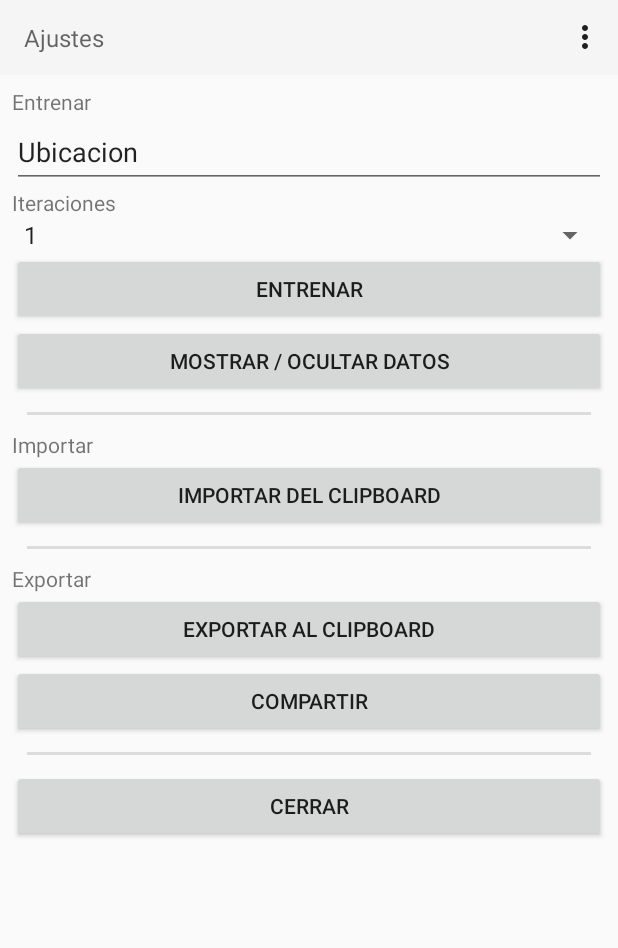
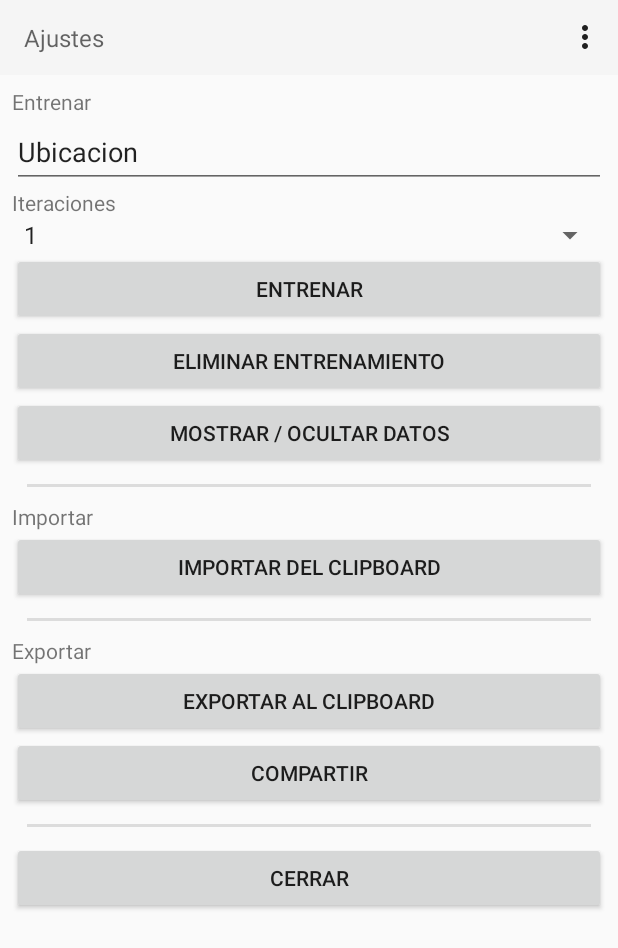
Before and after one commit to gabiOllier/proyecto-UPA, an Android app: the screen it shows after launch (MainActivity), in the options menu, after a tap on "Ajustes", on a phone screen of 412 x 824 dp. Shown: the top 948 px of the screen. Run offline under Robolectric (Android 15) with nearby library versions, the phone set to English and light mode, and no system bars.

Commit message:
Vaciado del training set

```diff
--- a/app/src/main/java/ar/edu/info/lidi/upa/MainActivity.java
+++ b/app/src/main/java/ar/edu/info/lidi/upa/MainActivity.java
@@ -1,6 +1,7 @@
 package ar.edu.info.lidi.upa;
 
 
+import androidx.appcompat.app.AlertDialog;
 import androidx.appcompat.app.AppCompatActivity;
 import androidx.appcompat.widget.Toolbar;
 import androidx.core.app.ActivityCompat;
@@ -45,6 +46,7 @@ public class MainActivity extends AppCompatActivity implements ProcessCompletedC
     Toolbar toolbar;
     Button dondeEstoyButton;
     Button entrenarButton;
+    Button eliminarButton;
     Button cerrarButton;
     Button exportarAlClipboardButton;
     Button importarDelClipboardButton;
@@ -85,6 +87,7 @@ public class MainActivity extends AppCompatActivity implements ProcessCompletedC
 
         dondeEstoyButton = findViewById(R.id.dondeEstoyButton);
         entrenarButton = findViewById(R.id.entrenarButton);
+        eliminarButton = findViewById(R.id.eliminarButton);
         exportarAlClipboardButton = findViewById(R.id.exportartAlClipboardButton);
         importarDelClipboardButton = findViewById(R.id.importarDelClipboardButton);
         compartir = findViewById(R.id.compartir);
@@ -121,6 +124,7 @@ public class MainActivity extends AppCompatActivity implements ProcessCompletedC
         cerrarButton.setOnClickListener(v -> goAssistState());
         dondeEstoyButton.setOnClickListener(v -> estimateLocation());
         entrenarButton.setOnClickListener(v -> startTraining());
+        eliminarButton.setOnClickListener(v -> deleteTraining());
         exportarAlClipboardButton.setOnClickListener(v -> exportToClipboard());
         importarDelClipboardButton.setOnClickListener(v -> importFromClipboard());
         compartir.setOnClickListener(v -> share());
@@ -200,6 +204,17 @@ public class MainActivity extends AppCompatActivity implements ProcessCompletedC
         status("Entrenando...");
         train();
     }
+
+    public void deleteTraining() {
+        AlertDialog dialog = new AlertDialog.Builder(this)
+                .setTitle("Confirmacion")
+                .setMessage("¿Estas seguro de que deseas eliminar?")
+                .setPositiveButton("Aceptar", (aDialog, which) -> posAssist.emptyTrainingSet())
+                .setNegativeButton("Cancelar", (aDialog, which) -> {})
+                .create();
+        dialog.show();
+    }
+
     /** Entrenar ubicacion */
     public void train() {
         posAssist.train(getBaseContext(), ubicacionEditText.getText().toString(), this);
--- a/app/src/main/java/ar/edu/info/lidi/upa/assist/PositionAssistanceInterface.java
+++ b/app/src/main/java/ar/edu/info/lidi/upa/assist/PositionAssistanceInterface.java
@@ -3,8 +3,6 @@ package ar.edu.info.lidi.upa.assist;
 import android.content.Context;
 
 import ar.edu.info.lidi.upa.common.Observer;
-import ar.edu.info.lidi.upa.exception.NoLocationAvailableException;
-import ar.edu.info.lidi.upa.exception.TrainingProcessingException;
 import ar.edu.info.lidi.upa.model.TrainingSet;
 
 public interface PositionAssistanceInterface {
@@ -34,5 +32,14 @@ public interface PositionAssistanceInterface {
      */
     void setTrainingSet(TrainingSet ts);
 
+    /**
+     * Eliminacion de datos de entrenamiento
+     */
+    void emptyTrainingSet();
+
+    /**
+     * Observer del modelo de entrenamiento
+     * @param o observer
+     */
     void addObserver(Observer o);
 }
--- a/app/src/main/java/ar/edu/info/lidi/upa/assist/WiFiPositionAssistanceImpl.java
+++ b/app/src/main/java/ar/edu/info/lidi/upa/assist/WiFiPositionAssistanceImpl.java
@@ -164,6 +164,12 @@ public class WiFiPositionAssistanceImpl implements PositionAssistanceInterface {
         notifyObservers();
     }
 
+    @Override
+    public void emptyTrainingSet() {
+        trainingSet = new TrainingSet();
+        notifyObservers();
+    }
+
     public void notifyObservers() {
         observers.forEach(o -> o.update());
     }
--- a/app/src/main/res/layout/activity_main.xml
+++ b/app/src/main/res/layout/activity_main.xml
@@ -98,6 +98,12 @@
                     android:text="@string/entrenar" />
 
                 <Button
+                    android:id="@+id/eliminarButton"
+                    android:layout_width="match_parent"
+                    android:layout_height="wrap_content"
+                    android:text="@string/eliminar" />
+
+                <Button
                     android:id="@+id/mostrarDatos"
                     android:layout_width="match_parent"
                     android:layout_height="wrap_content"
--- a/app/src/main/res/values/strings.xml
+++ b/app/src/main/res/values/strings.xml
@@ -1,6 +1,7 @@
 <resources>
     <string name="app_name">UPA</string>
     <string name="entrenar">Entrenar</string>
+    <string name="eliminar">Eliminar entrenamiento</string>
     <string name="mostrarDatos">Mostrar / Ocultar datos</string>
     <string name="importar">Importar</string>
     <string name="importar_filename">upa_import_data.json</string>
```
